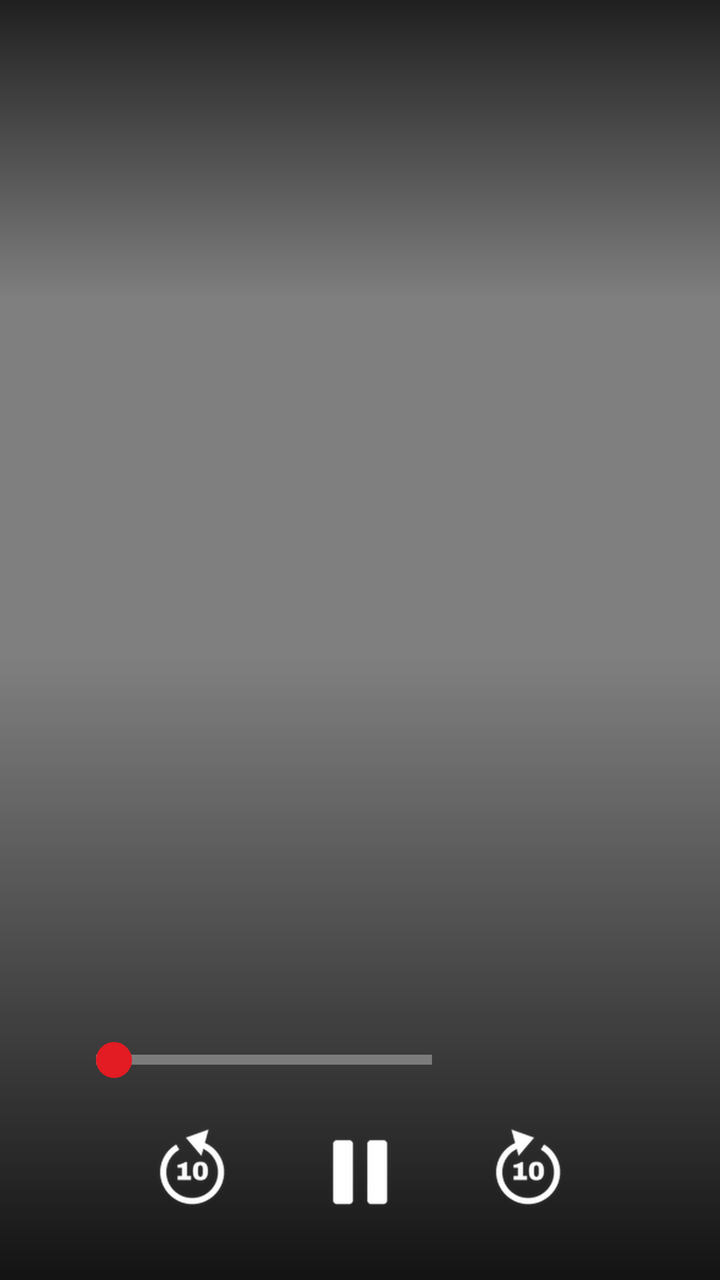
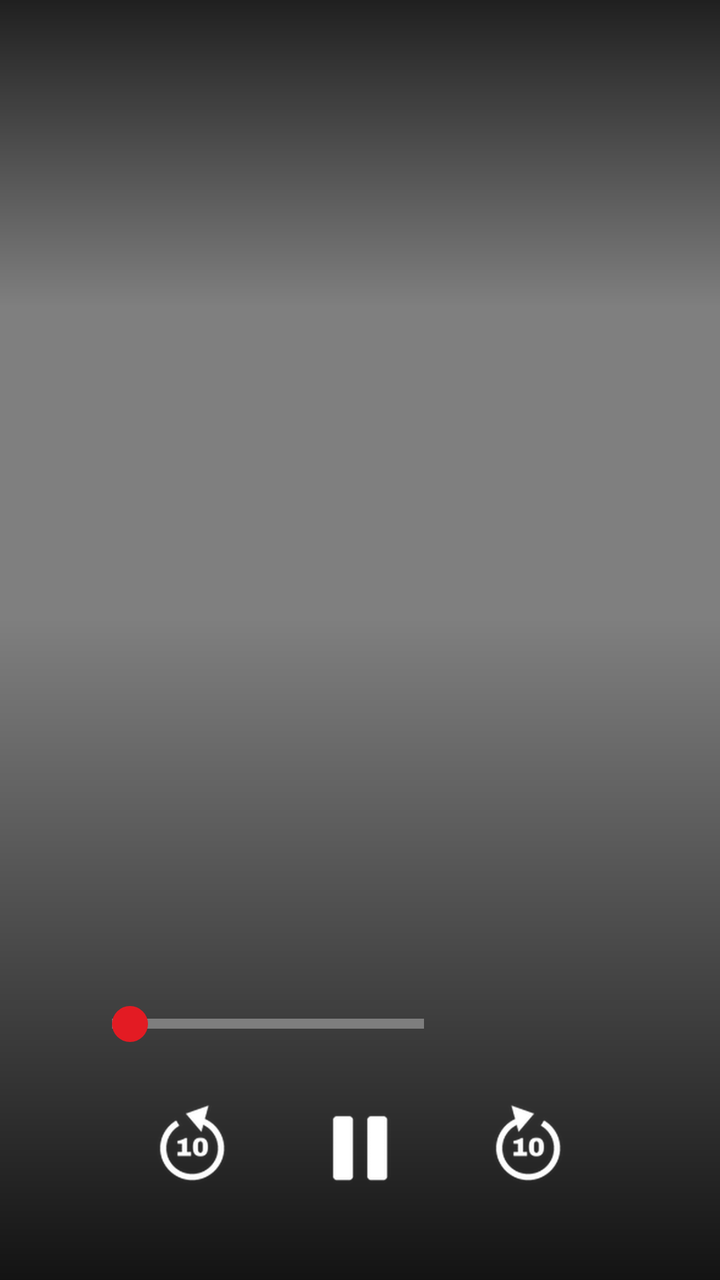

An Android layout rendered at two revisions. The XML below is the earlier revision; the diff shows what the commit changed to produce the second picture.
<!-- AndroidManifest.xml: application theme Theme.Marquee -->
<!-- res/layout/activity_player_tv.xml -->
<?xml version="1.0" encoding="utf-8"?>
<FrameLayout xmlns:android="http://schemas.android.com/apk/res/android"
    android:id="@+id/root"
    android:layout_width="match_parent"
    android:layout_height="match_parent"
    android:background="@android:color/black"
    android:descendantFocusability="blocksDescendants">

    <VideoView
        android:id="@+id/video"
        android:layout_width="match_parent"
        android:layout_height="match_parent"
        android:layout_gravity="center" />

    <TextView
        android:id="@+id/subs"
        android:visibility="gone"
        android:layout_width="wrap_content"
        android:layout_height="wrap_content"
        android:layout_gravity="bottom|center_horizontal"
        android:layout_marginStart="64dp"
        android:layout_marginEnd="64dp"
        android:layout_marginBottom="40dp"
        android:background="@drawable/subs_bg"
        android:gravity="center"
        android:paddingStart="12dp"
        android:paddingEnd="12dp"
        android:shadowColor="#FF000000"
        android:shadowRadius="3"
        android:textColor="@android:color/white"
        android:textSize="26sp" />

    <ProgressBar
        android:id="@+id/spinner"
        android:layout_width="64dp"
        android:layout_height="64dp"
        android:layout_gravity="center"
        android:indeterminateTint="@color/accent" />

    
    <FrameLayout
        android:id="@+id/controls"
        android:layout_width="match_parent"
        android:layout_height="match_parent">

        <LinearLayout
            android:layout_width="match_parent"
            android:layout_height="wrap_content"
            android:layout_gravity="top"
            android:background="@drawable/scrim_top"
            android:orientation="vertical"
            android:paddingStart="48dp"
            android:paddingTop="28dp"
            android:paddingEnd="48dp"
            android:paddingBottom="60dp">

            <TextView
                android:id="@+id/title"
                android:layout_width="wrap_content"
                android:layout_height="wrap_content"
                android:ellipsize="end"
                android:singleLine="true"
                android:textColor="@android:color/white"
                android:textSize="28sp"
                android:textStyle="bold" />

            <TextView
                android:id="@+id/subtitle"
                android:layout_width="wrap_content"
                android:layout_height="wrap_content"
                android:layout_marginTop="2dp"
                android:singleLine="true"
                android:ellipsize="end"
                android:textColor="#FFD0D0D0"
                android:textSize="17sp" />
        </LinearLayout>

        <ImageView
            android:id="@+id/tv_big_play"
            android:layout_width="96dp"
            android:layout_height="96dp"
            android:layout_gravity="center"
            android:alpha="0.85"
            android:src="@drawable/tv_play"
            android:visibility="gone" />

        <LinearLayout
            android:layout_width="match_parent"
            android:layout_height="wrap_content"
            android:layout_gravity="bottom"
            android:background="@drawable/scrim_bottom"
            android:orientation="vertical"
            android:paddingStart="48dp"
            android:paddingTop="24dp"
            android:paddingEnd="48dp"
            android:paddingBottom="22dp">

            
            <FrameLayout
                android:layout_width="match_parent"
                android:layout_height="158dp">

                <LinearLayout
                    android:id="@+id/tv_preview"
                    android:layout_width="wrap_content"
                    android:layout_height="wrap_content"
                    android:layout_gravity="bottom|start"
                    android:gravity="center_horizontal"
                    android:orientation="vertical"
                    android:visibility="invisible">

                    <ImageView
                        android:id="@+id/tv_preview_img"
                        android:layout_width="208dp"
                        android:layout_height="117dp"
                        android:background="@drawable/tv_frame"
                        android:padding="2dp"
                        android:scaleType="centerCrop" />

                    <TextView
                        android:id="@+id/tv_preview_time"
                        android:layout_width="wrap_content"
                        android:layout_height="wrap_content"
                        android:layout_marginTop="6dp"
                        android:fontFeatureSettings="tnum"
                        android:textColor="@android:color/white"
                        android:textSize="18sp"
                        android:textStyle="bold" />
                </LinearLayout>
            </FrameLayout>

            <LinearLayout
                android:layout_width="match_parent"
                android:layout_height="28dp"
                android:layout_marginTop="6dp"
                android:gravity="center_vertical"
                android:orientation="horizontal">

                <FrameLayout
                    android:id="@+id/tv_track"
                    android:layout_width="0dp"
                    android:layout_height="28dp"
                    android:layout_weight="1">

                    <View
                        android:layout_width="match_parent"
                        android:layout_height="5dp"
                        android:layout_gravity="center_vertical"
                        android:background="#55FFFFFF" />

                    <View
                        android:id="@+id/tv_played"
                        android:layout_width="0dp"
                        android:layout_height="5dp"
                        android:layout_gravity="center_vertical"
                        android:background="@color/accent" />

                    <View
                        android:id="@+id/tv_knob"
                        android:layout_width="18dp"
                        android:layout_height="18dp"
                        android:layout_gravity="center_vertical"
                        android:background="@drawable/tv_knob" />
                </FrameLayout>

                <TextView
                    android:id="@+id/time"
                    android:layout_width="96dp"
                    android:layout_height="wrap_content"
                    android:fontFeatureSettings="tnum"
                    android:gravity="end"
                    android:textColor="@android:color/white"
                    android:textSize="17sp" />
            </LinearLayout>

            
            <FrameLayout
                android:layout_width="match_parent"
                android:layout_height="64dp"
                android:layout_marginTop="10dp">

                <LinearLayout
                    android:id="@+id/tv_left"
                    android:layout_width="wrap_content"
                    android:layout_height="match_parent"
                    android:layout_gravity="start"
                    android:gravity="center_vertical"
                    android:orientation="horizontal" />

                <LinearLayout
                    android:layout_width="wrap_content"
                    android:layout_height="match_parent"
                    android:layout_gravity="center_horizontal"
                    android:gravity="center_vertical"
                    android:orientation="horizontal">

                    <ImageView
                        android:id="@+id/rewind"
                        android:layout_width="56dp"
                        android:layout_height="56dp"
                        android:padding="6dp"
                        android:src="@drawable/tv_back10" />

                    <ImageView
                        android:id="@+id/play_pause"
                        android:layout_width="56dp"
                        android:layout_height="56dp"
                        android:layout_marginStart="28dp"
                        android:layout_marginEnd="28dp"
                        android:padding="6dp"
                        android:src="@drawable/tv_pause" />

                    <ImageView
                        android:id="@+id/forward"
                        android:layout_width="56dp"
                        android:layout_height="56dp"
                        android:padding="6dp"
                        android:src="@drawable/tv_fwd10" />
                </LinearLayout>

                <LinearLayout
                    android:id="@+id/tv_right"
                    android:layout_width="wrap_content"
                    android:layout_height="match_parent"
                    android:layout_gravity="end"
                    android:gravity="center_vertical"
                    android:orientation="horizontal" />
            </FrameLayout>
        </LinearLayout>
    </FrameLayout>

    
    <Button
        android:id="@+id/skip_intro"
        android:layout_width="wrap_content"
        android:layout_height="wrap_content"
        android:layout_gravity="bottom|end"
        android:layout_marginEnd="48dp"
        android:layout_marginBottom="200dp"
        android:background="@drawable/tv_pill_on"
        android:minHeight="52dp"
        android:paddingStart="28dp"
        android:paddingEnd="28dp"
        android:text="@string/skip_intro"
        android:textAllCaps="false"
        android:textColor="#FF000000"
        android:textSize="18sp"
        android:textStyle="bold"
        android:visibility="gone" />

    
    <LinearLayout
        android:id="@+id/tv_upnext"
        android:layout_width="420dp"
        android:layout_height="wrap_content"
        android:layout_gravity="bottom|end"
        android:layout_marginEnd="48dp"
        android:layout_marginBottom="48dp"
        android:background="@drawable/tv_card"
        android:orientation="vertical"
        android:padding="18dp"
        android:visibility="gone">

        <LinearLayout
            android:layout_width="match_parent"
            android:layout_height="wrap_content"
            android:orientation="horizontal">

            <ImageView
                android:id="@+id/tv_next_thumb"
                android:layout_width="160dp"
                android:layout_height="90dp"
                android:background="#FF262626"
                android:scaleType="centerCrop" />

            <LinearLayout
                android:layout_width="0dp"
                android:layout_height="wrap_content"
                android:layout_marginStart="14dp"
                android:layout_weight="1"
                android:orientation="vertical">

                <TextView
                    android:id="@+id/tv_next_kind"
                    android:layout_width="wrap_content"
                    android:layout_height="wrap_content"
                    android:letterSpacing="0.08"
                    android:textColor="#FFA8A8A8"
                    android:textSize="12sp"
                    android:textStyle="bold" />

                <TextView
                    android:id="@+id/tv_next_title"
                    android:layout_width="wrap_content"
                    android:layout_height="wrap_content"
                    android:layout_marginTop="4dp"
                    android:ellipsize="end"
                    android:maxLines="3"
                    android:textColor="@android:color/white"
                    android:textSize="17sp"
                    android:textStyle="bold" />
            </LinearLayout>
        </LinearLayout>

        <TextView
            android:id="@+id/tv_next_btn0"
            android:layout_width="match_parent"
            android:layout_height="44dp"
            android:layout_marginTop="16dp"
            android:gravity="center"
            android:textSize="16sp"
            android:textStyle="bold" />

        <TextView
            android:id="@+id/tv_next_btn1"
            android:layout_width="match_parent"
            android:layout_height="44dp"
            android:layout_marginTop="10dp"
            android:gravity="center"
            android:textSize="16sp"
            android:textStyle="bold" />
    </LinearLayout>

    
    <LinearLayout
        android:id="@+id/tv_idle"
        android:layout_width="match_parent"
        android:layout_height="match_parent"
        android:background="#B0000000"
        android:gravity="center_vertical"
        android:orientation="vertical"
        android:paddingStart="96dp"
        android:paddingEnd="300dp"
        android:visibility="gone">

        <TextView
            android:layout_width="wrap_content"
            android:layout_height="wrap_content"
            android:text="@string/youre_watching"
            android:textColor="#FFA8A8A8"
            android:textSize="18sp" />

        <TextView
            android:id="@+id/tv_idle_title"
            android:layout_width="wrap_content"
            android:layout_height="wrap_content"
            android:layout_marginTop="6dp"
            android:maxLines="2"
            android:ellipsize="end"
            android:textColor="@android:color/white"
            android:textSize="40sp"
            android:textStyle="bold" />

        <TextView
            android:id="@+id/tv_idle_sub"
            android:layout_width="wrap_content"
            android:layout_height="wrap_content"
            android:layout_marginTop="8dp"
            android:textColor="#FFDEDEDE"
            android:textSize="18sp"
            android:textStyle="bold" />

        <TextView
            android:id="@+id/tv_idle_overview"
            android:layout_width="wrap_content"
            android:layout_height="wrap_content"
            android:layout_marginTop="12dp"
            android:ellipsize="end"
            android:maxLines="4"
            android:textColor="#FFC8C8C8"
            android:textSize="17sp" />
    </LinearLayout>

    
    <FrameLayout
        android:id="@+id/tv_panel"
        android:layout_width="match_parent"
        android:layout_height="match_parent"
        android:background="#80000000"
        android:visibility="gone">

        <LinearLayout
            android:id="@+id/tv_panel_cols"
            android:layout_width="wrap_content"
            android:layout_height="match_parent"
            android:layout_gravity="end"
            android:background="#F5141414"
            android:orientation="horizontal"
            android:paddingStart="32dp"
            android:paddingTop="48dp"
            android:paddingEnd="32dp" />
    </FrameLayout>
</FrameLayout>
<!-- resources referenced by this layout -->
<resources>
  <color name="accent">#FFE31B23</color>
  <!-- drawable scrim_bottom (drawable) -->
  <shape xmlns:android="http://schemas.android.com/apk/res/android"><gradient android:angle="90" android:startColor="#D9000000" android:endColor="#00000000" /></shape>
  <!-- drawable scrim_top (drawable) -->
  <shape xmlns:android="http://schemas.android.com/apk/res/android"><gradient android:angle="270" android:startColor="#C0000000" android:endColor="#00000000" /></shape>
  <!-- drawable subs_bg (drawable) -->
  <shape xmlns:android="http://schemas.android.com/apk/res/android" android:shape="rectangle"><solid android:color="#99000000" /><corners android:radius="4dp" /></shape>
  <!-- drawable tv_back10: png bitmap (drawable-xxhdpi, 9868 bytes) -->
  <!-- drawable tv_card (drawable) -->
  <?xml version="1.0" encoding="utf-8"?>
  <shape xmlns:android="http://schemas.android.com/apk/res/android">
      <solid android:color="#F2141414" />
      <corners android:radius="10dp" />
  </shape>
  <!-- drawable tv_frame (drawable) -->
  <?xml version="1.0" encoding="utf-8"?>
  <shape xmlns:android="http://schemas.android.com/apk/res/android">
      <solid android:color="#FF000000" />
      <stroke android:width="2dp" android:color="#FFFFFFFF" />
      <corners android:radius="4dp" />
  </shape>
  <!-- drawable tv_fwd10: png bitmap (drawable-xxhdpi, 9874 bytes) -->
  <!-- drawable tv_knob (drawable) -->
  <?xml version="1.0" encoding="utf-8"?>
  <shape xmlns:android="http://schemas.android.com/apk/res/android" android:shape="oval">
      <solid android:color="@color/accent" />
  </shape>
  <!-- drawable tv_pause: png bitmap (drawable-xxhdpi, 1274 bytes) -->
  <!-- drawable tv_pill_on (drawable) -->
  <?xml version="1.0" encoding="utf-8"?>
  <shape xmlns:android="http://schemas.android.com/apk/res/android">
      <solid android:color="#FFFFFFFF" />
      <corners android:radius="6dp" />
  </shape>
  <!-- drawable tv_play: png bitmap (drawable-xxhdpi, 2751 bytes) -->
  <string name="skip_intro">Skip Intro</string>
  <string name="youre_watching">You\'re watching</string>
  <style name="Theme.Marquee" parent="android:Theme.Material.NoActionBar">
          <item name="android:colorPrimary">@color/bg</item>
          <item name="android:colorPrimaryDark">@color/bg</item>
          <item name="android:colorAccent">@color/accent</item>
          <item name="android:windowBackground">@color/bg</item>
          <item name="android:statusBarColor">@color/bg</item>
          <item name="android:navigationBarColor">@color/bg</item>
          <item name="android:textColorPrimary">@color/text</item>
          <item name="android:textColorSecondary">@color/muted</item>
      </style>
  <color name="bg">#FF111317</color>
  <color name="text">#FFE8EAED</color>
  <color name="muted">#FF9AA0AA</color>
</resources>

<!-- the commit's change to res/layout/activity_player_tv.xml (unified diff, before → after) -->
@@ -4,6 +4,7 @@
     android:layout_width="match_parent"
     android:layout_height="match_parent"
     android:background="@android:color/black"
+    android:clipChildren="false"
     android:descendantFocusability="blocksDescendants">
 
     <VideoView
@@ -41,7 +42,8 @@
     <FrameLayout
         android:id="@+id/controls"
         android:layout_width="match_parent"
-        android:layout_height="match_parent">
+        android:layout_height="match_parent"
+        android:clipChildren="false">
 
         <LinearLayout
             android:layout_width="match_parent"
@@ -49,9 +51,9 @@
             android:layout_gravity="top"
             android:background="@drawable/scrim_top"
             android:orientation="vertical"
-            android:paddingStart="48dp"
-            android:paddingTop="28dp"
-            android:paddingEnd="48dp"
+            android:paddingStart="56dp"
+            android:paddingTop="32dp"
+            android:paddingEnd="56dp"
             android:paddingBottom="60dp">
 
             <TextView
@@ -89,16 +91,20 @@
             android:layout_height="wrap_content"
             android:layout_gravity="bottom"
             android:background="@drawable/scrim_bottom"
+            android:clipChildren="false"
+            android:clipToPadding="false"
             android:orientation="vertical"
-            android:paddingStart="48dp"
+            android:paddingStart="56dp"
             android:paddingTop="24dp"
-            android:paddingEnd="48dp"
-            android:paddingBottom="22dp">
+            android:paddingEnd="56dp"
+            android:paddingBottom="32dp">
 
             
             <FrameLayout
                 android:layout_width="match_parent"
-                android:layout_height="158dp">
+                android:layout_height="wrap_content"
+                android:minHeight="158dp"
+                android:clipChildren="false">
 
                 <LinearLayout
                     android:id="@+id/tv_preview"
@@ -131,16 +137,18 @@
 
             <LinearLayout
                 android:layout_width="match_parent"
-                android:layout_height="28dp"
+                android:layout_height="wrap_content"
                 android:layout_marginTop="6dp"
+                android:clipChildren="false"
                 android:gravity="center_vertical"
                 android:orientation="horizontal">
 
                 <FrameLayout
                     android:id="@+id/tv_track"
                     android:layout_width="0dp"
-                    android:layout_height="28dp"
-                    android:layout_weight="1">
+                    android:layout_height="32dp"
+                    android:layout_weight="1"
+                    android:clipChildren="false">
 
                     <View
                         android:layout_width="match_parent"
@@ -165,8 +173,10 @@
 
                 <TextView
                     android:id="@+id/time"
-                    android:layout_width="96dp"
-                    android:layout_height="wrap_content"
+                    android:layout_width="wrap_content"
+                    android:layout_height="wrap_content"
+                    android:layout_marginStart="20dp"
+                    android:minWidth="72dp"
                     android:fontFeatureSettings="tnum"
                     android:gravity="end"
                     android:textColor="@android:color/white"
@@ -176,21 +186,24 @@
             
             <FrameLayout
                 android:layout_width="match_parent"
-                android:layout_height="64dp"
-                android:layout_marginTop="10dp">
+                android:layout_height="wrap_content"
+                android:layout_marginTop="12dp"
+                android:clipChildren="false"
+                android:minHeight="68dp">
 
                 <LinearLayout
                     android:id="@+id/tv_left"
                     android:layout_width="wrap_content"
-                    android:layout_height="match_parent"
-                    android:layout_gravity="start"
+                    android:layout_height="wrap_content"
+                    android:layout_gravity="start|center_vertical"
                     android:gravity="center_vertical"
                     android:orientation="horizontal" />
 
                 <LinearLayout
                     android:layout_width="wrap_content"
-                    android:layout_height="match_parent"
-                    android:layout_gravity="center_horizontal"
+                    android:layout_height="wrap_content"
+                    android:layout_gravity="center"
+                    android:clipChildren="false"
                     android:gravity="center_vertical"
                     android:orientation="horizontal">
 
@@ -221,8 +234,8 @@
                 <LinearLayout
                     android:id="@+id/tv_right"
                     android:layout_width="wrap_content"
-                    android:layout_height="match_parent"
-                    android:layout_gravity="end"
+                    android:layout_height="wrap_content"
+                    android:layout_gravity="end|center_vertical"
                     android:gravity="center_vertical"
                     android:orientation="horizontal" />
             </FrameLayout>
@@ -236,7 +249,7 @@
         android:layout_height="wrap_content"
         android:layout_gravity="bottom|end"
         android:layout_marginEnd="48dp"
-        android:layout_marginBottom="200dp"
+        android:layout_marginBottom="220dp"
         android:background="@drawable/tv_pill_on"
         android:minHeight="52dp"
         android:paddingStart="28dp"
@@ -305,7 +318,10 @@
         <TextView
             android:id="@+id/tv_next_btn0"
             android:layout_width="match_parent"
-            android:layout_height="44dp"
+            android:layout_height="wrap_content"
+            android:minHeight="44dp"
+            android:paddingTop="8dp"
+            android:paddingBottom="8dp"
             android:layout_marginTop="16dp"
             android:gravity="center"
             android:textSize="16sp"
@@ -314,7 +330,10 @@
         <TextView
             android:id="@+id/tv_next_btn1"
             android:layout_width="match_parent"
-            android:layout_height="44dp"
+            android:layout_height="wrap_content"
+            android:minHeight="44dp"
+            android:paddingTop="8dp"
+            android:paddingBottom="8dp"
             android:layout_marginTop="10dp"
             android:gravity="center"
             android:textSize="16sp"
